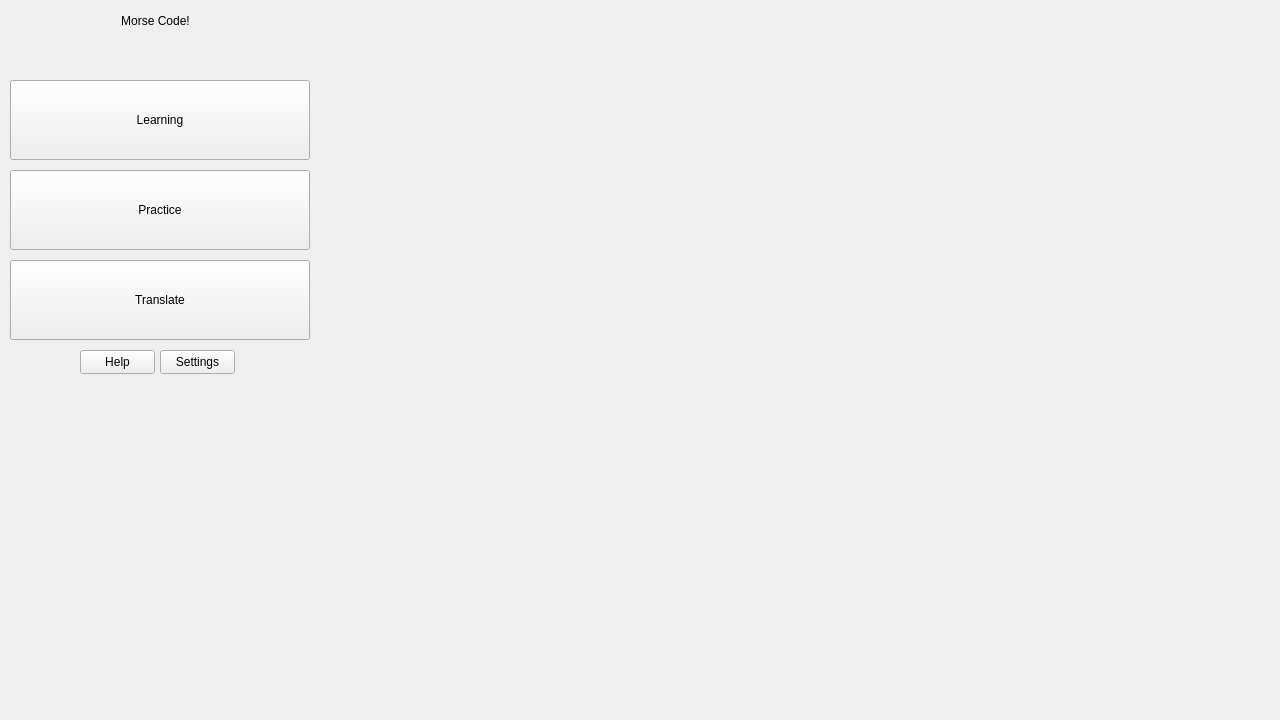
First picture: the form in MorseCodeLearner/mainwindow.ui, repository UofU-CS3505/cs3505-assignment9-the_tigers, before the edit.
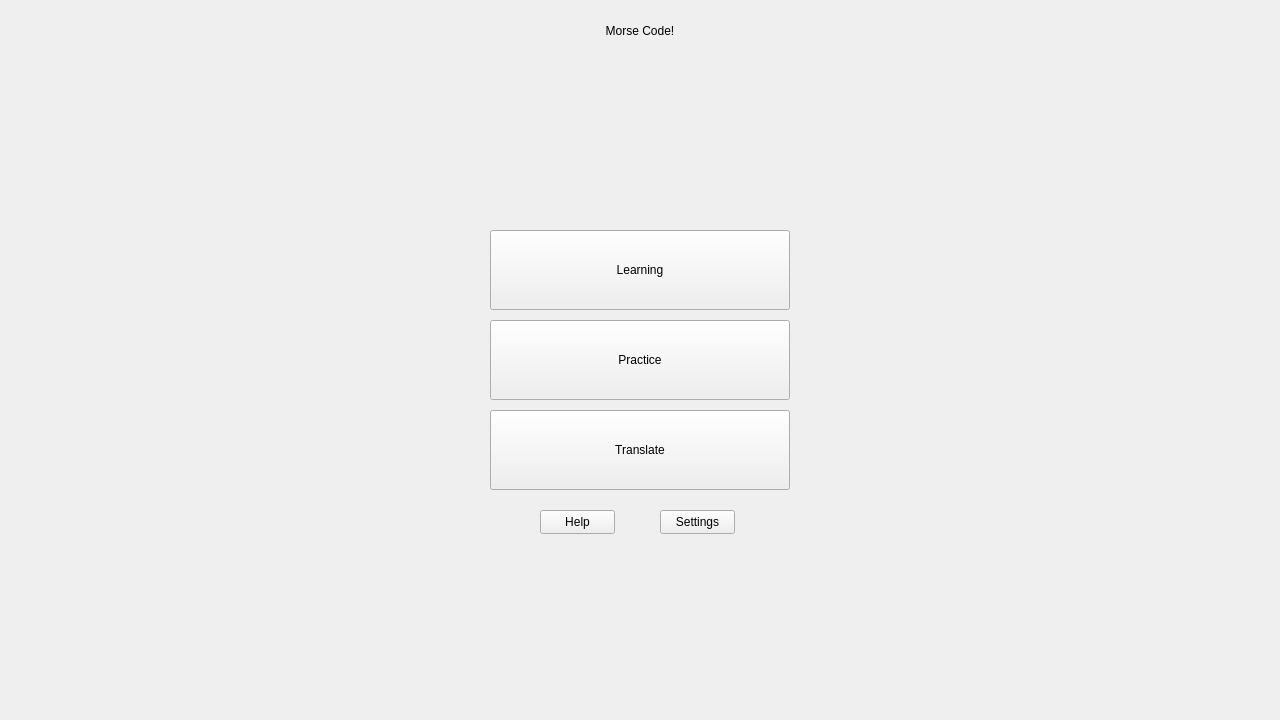
Second picture: the form after the edit. Custom widgets are drawn as their Qt base class.

What changed in the file:
```diff
--- a/MorseCodeLearner/mainwindow.ui
+++ b/MorseCodeLearner/mainwindow.ui
@@ -19,8 +19,8 @@
      <rect>
       <x>0</x>
       <y>0</y>
-      <width>1281</width>
-      <height>721</height>
+      <width>1280</width>
+      <height>720</height>
      </rect>
     </property>
     <property name="currentIndex">
@@ -30,8 +30,8 @@
      <widget class="QPushButton" name="learningnav">
       <property name="geometry">
        <rect>
-        <x>10</x>
-        <y>80</y>
+        <x>490</x>
+        <y>230</y>
         <width>300</width>
         <height>80</height>
        </rect>
@@ -43,8 +43,8 @@
      <widget class="QPushButton" name="translatenav">
       <property name="geometry">
        <rect>
-        <x>10</x>
-        <y>260</y>
+        <x>490</x>
+        <y>410</y>
         <width>300</width>
         <height>80</height>
        </rect>
@@ -56,8 +56,8 @@
      <widget class="QPushButton" name="settingsnav">
       <property name="geometry">
        <rect>
-        <x>160</x>
-        <y>350</y>
+        <x>660</x>
+        <y>510</y>
         <width>75</width>
         <height>24</height>
        </rect>
@@ -69,8 +69,8 @@
      <widget class="QPushButton" name="helpnav">
       <property name="geometry">
        <rect>
-        <x>80</x>
-        <y>350</y>
+        <x>540</x>
+        <y>510</y>
         <width>75</width>
         <height>24</height>
        </rect>
@@ -82,8 +82,8 @@
      <widget class="QPushButton" name="practicenav">
       <property name="geometry">
        <rect>
-        <x>10</x>
-        <y>170</y>
+        <x>490</x>
+        <y>320</y>
         <width>300</width>
         <height>80</height>
        </rect>
@@ -95,9 +95,9 @@
      <widget class="QLabel" name="label">
       <property name="geometry">
        <rect>
-        <x>0</x>
-        <y>0</y>
-        <width>311</width>
+        <x>490</x>
+        <y>10</y>
+        <width>300</width>
         <height>41</height>
        </rect>
       </property>
@@ -134,6 +134,18 @@
    <header>lessonwindow.h</header>
    <container>1</container>
   </customwidget>
+  <customwidget>
+   <class>settingswindow</class>
+   <extends>QWidget</extends>
+   <header>settingswindow.h</header>
+   <container>1</container>
+  </customwidget>
+  <customwidget>
+   <class>lessonselectwindow</class>
+   <extends>QWidget</extends>
+   <header>lessonselectwindow.h</header>
+   <container>1</container>
+  </customwidget>
  </customwidgets>
  <resources/>
  <connections/>
```
Left out of the diff: 10 changed lines with no effect on the pictures.
